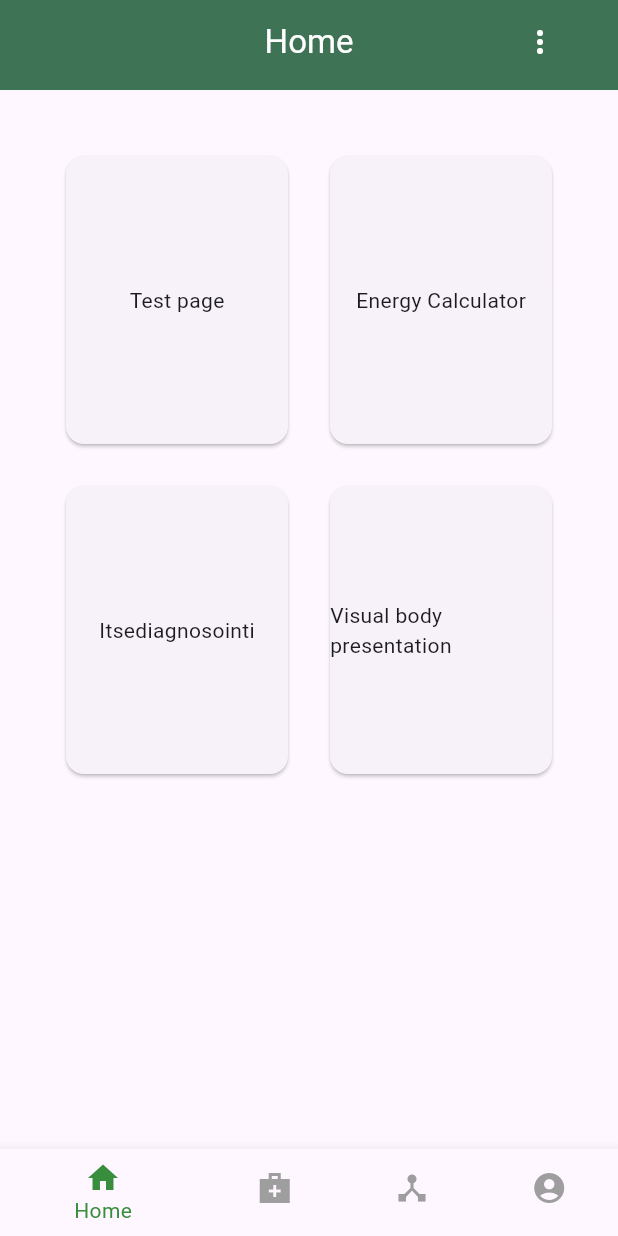
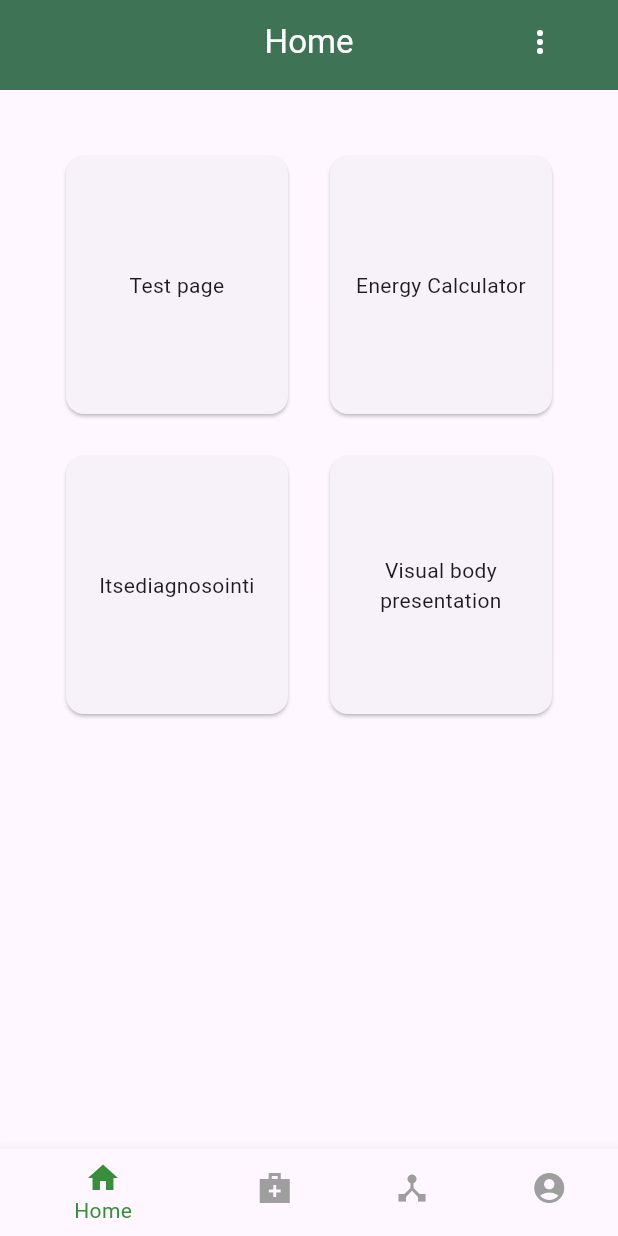
Before and after one commit to Jarwesbub/healthcare_superplatform, a Flutter app: the screen it shows after launch, on a phone screen of 412 x 824 dp. Run offline on Flutter 3.47's test engine with Material 3 defaults, Android fonts, the phone set to English and light mode, and no system bars; our stand-ins replace flutter_svg, font_awesome_flutter, shared_preferences.

Commit message:
Updated home page buttons

```diff
--- a/lib/pages/home_page.dart
+++ b/lib/pages/home_page.dart
@@ -71,7 +71,7 @@ class _HomePageState extends State<HomePage> {
                 context,
                 'Itsediagnosointi',
                 const SelfDiagnosePage(),
-              ),
+              ), // Add new pages here ->
               _homePageItem(
                 context,
                 'Visual body presentation',
@@ -86,8 +86,9 @@ class _HomePageState extends State<HomePage> {
 
   // Simple button widget to navigate to the given page.
   Widget _homePageItem(BuildContext context, String text, Widget page) {
-    return ConstrainedBox(
-      constraints: const BoxConstraints(maxHeight: 200, maxWidth: 50),
+    return SizedBox(
+      width: 50,
+      height: 180,
       child: Card(
         child: InkWell(
           onTap: () {
@@ -97,7 +98,7 @@ class _HomePageState extends State<HomePage> {
               MaterialPageRoute(builder: (context) => page),
             );
           },
-          child: Center(child: Text(text)),
+          child: Center(child: Text(text, textAlign: TextAlign.center)),
         ),
       ),
     );
```
Also changed, not shown: pubspec.lock.
